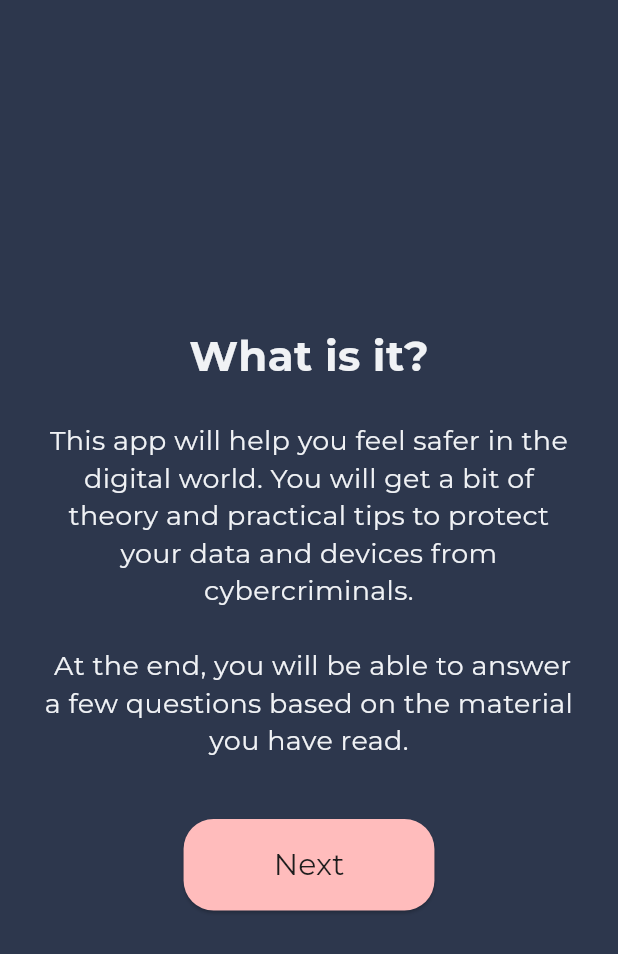
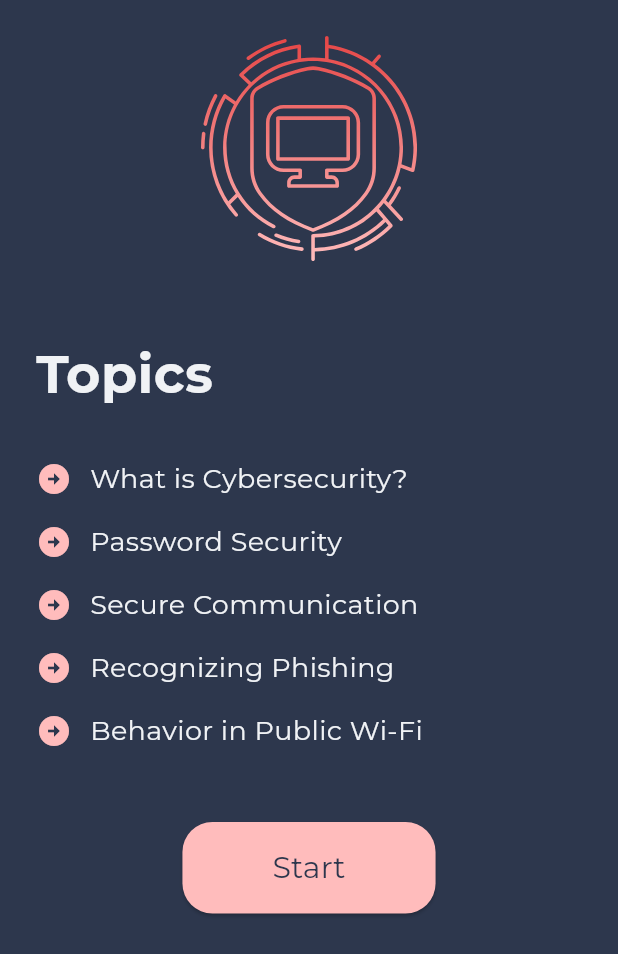
Before and after one commit to mwalexandra/cybersecurity_flutter_application, a Flutter app: the DescriptionScreen screen opened directly, after a tap on "Next", on a phone screen of 412 x 824 dp. Shown: the top 954 px of the screen. Run offline on Flutter 3.47's test engine with Material 3 defaults, Android fonts, the phone set to English and light mode, and no system bars; our stand-ins replace flutter_svg.

Commit message:
topics screen is done

```diff
--- a/lib/screens/descr_screen.dart
+++ b/lib/screens/descr_screen.dart
@@ -1,5 +1,6 @@
 import 'package:flutter/material.dart';
 import '../theme/colors.dart';
+import 'package:cybersecurity_flutter_application/screens/topics_screen.dart';
 
 class DescriptionScreen extends StatelessWidget {
   const DescriptionScreen({super.key});
@@ -17,7 +18,7 @@ class DescriptionScreen extends StatelessWidget {
               Text(
                 'What is it?',
                 style: TextStyle(
-                  fontSize: 28,
+                  fontSize: 35,
                   fontWeight: FontWeight.bold,
                   color: AppColors.textPrimary,
                 ),
@@ -44,7 +45,7 @@ class DescriptionScreen extends StatelessWidget {
                 onPressed: () {
                   Navigator.push(
                     context,
-                    MaterialPageRoute(builder: (context) => const DescriptionScreen()),
+                    MaterialPageRoute(builder: (context) => const TopicsScreen()),
                   );
                 },
                 child: const Text(
--- /dev/null
+++ b/lib/screens/topics_screen.dart
@@ -0,0 +1,92 @@
+import 'package:flutter/material.dart';
+import '../theme/colors.dart';
+import 'package:flutter_svg/flutter_svg.dart';
+
+class TopicsScreen extends StatelessWidget {
+  const TopicsScreen({super.key});
+
+  final List<String> topics = const [
+    'What is Cybersecurity?',
+    'Password Security',
+    'Secure Communication',
+    'Recognizing Phishing',
+    'Behavior in Public Wi-Fi',
+  ];
+
+  @override
+  Widget build(BuildContext context) {
+    return Scaffold(
+      backgroundColor: AppColors.darkblue,
+      body: SafeArea(
+        child: Padding(
+          padding: const EdgeInsets.all(24.0),
+          child: Column(
+            crossAxisAlignment: CrossAxisAlignment.start,
+            children: [
+              Center(
+                child: SvgPicture.asset(
+                  'assets/images/logo.svg',
+                  width: 150,
+                  height: 150,
+                ),
+              ),
+              const SizedBox(height: 50),
+              Text(
+                'Topics',
+                style: TextStyle(
+                  fontSize: 35,
+                  fontWeight: FontWeight.bold,
+                  color: AppColors.textPrimary,
+                ),
+              ),
+              const SizedBox(height: 24),
+              ...topics.map(
+                (topic) => Padding(
+                  padding: const EdgeInsets.symmetric(vertical: 8.0),
+                  child: Row(
+                    children: [
+                      Icon(Icons.arrow_circle_right, color: AppColors.lightpink),
+                      const SizedBox(width: 12),
+                      Expanded(
+                        child: Text(
+                          topic,
+                          style: const TextStyle(
+                            fontSize: 18,
+                            color: AppColors.textPrimary,
+                          ),
+                        ),
+                      ),
+                    ],
+                  ),
+                ),
+              ),
+              const SizedBox(height: 40),
+              Center(
+                child: ElevatedButton(
+                  style: ElevatedButton.styleFrom(
+                    backgroundColor: AppColors.lightpink,
+                    padding: const EdgeInsets.symmetric(
+                        horizontal: 60, vertical: 16),
+                    shape: RoundedRectangleBorder(
+                      borderRadius: BorderRadius.circular(20),
+                    ),
+                  ),
+                  onPressed: () {
+                    // TODO: переход к первому экрану обучения
+                  },
+                  child: const Text(
+                    'Start',
+                    style: TextStyle(
+                      fontSize: 20,
+                      color: AppColors.darkblue,
+                    ),
+                  ),
+                ),
+              ),
+            ],
+          ),
+        ),
+      ),
+    );
+  }
+}
```
